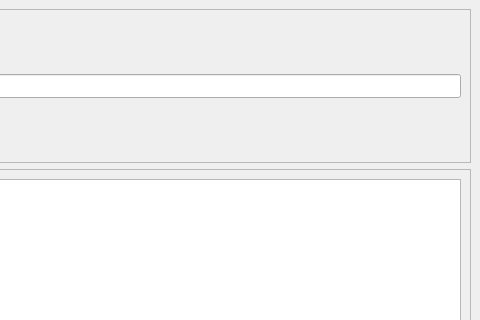
Qt form nag_archmap_dockwidget_base.ui (dszrek/NAG_ArchMap) before a commit; both pictures show x 116 to 596 and y 0 to 320 of the 596 by 800 pixel window.
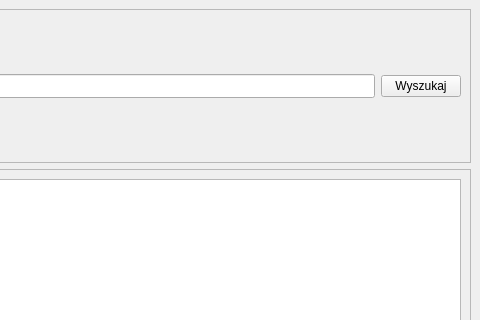
The same form after that commit.

Commit message: Dodano przycisk btn_search do ui

What changed in the file:
```diff
--- a/nag_archmap_dockwidget_base.ui
+++ b/nag_archmap_dockwidget_base.ui
@@ -52,6 +52,13 @@
          </property>
         </widget>
        </item>
+       <item>
+        <widget class="QPushButton" name="btn_search">
+         <property name="text">
+          <string>Wyszukaj</string>
+         </property>
+        </widget>
+       </item>
       </layout>
      </widget>
     </item>
```
